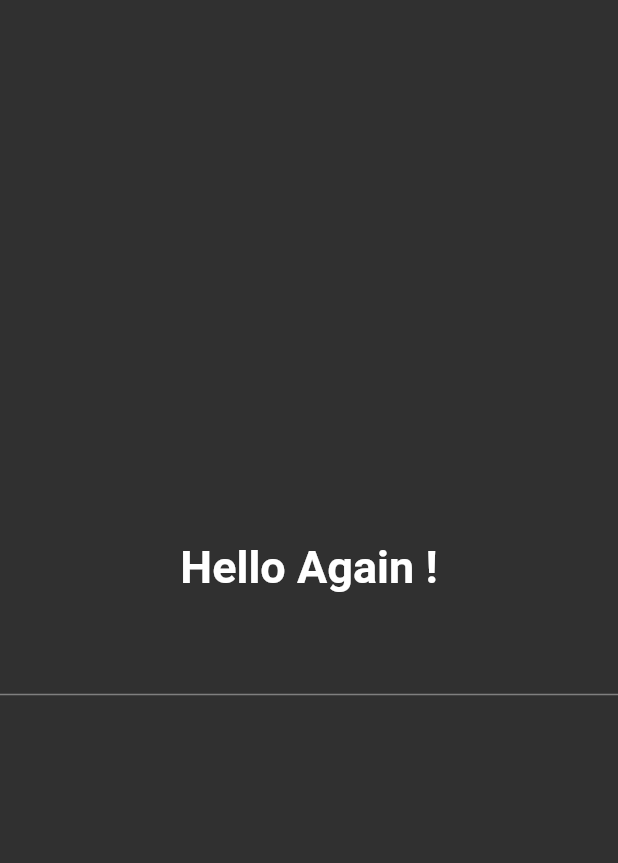
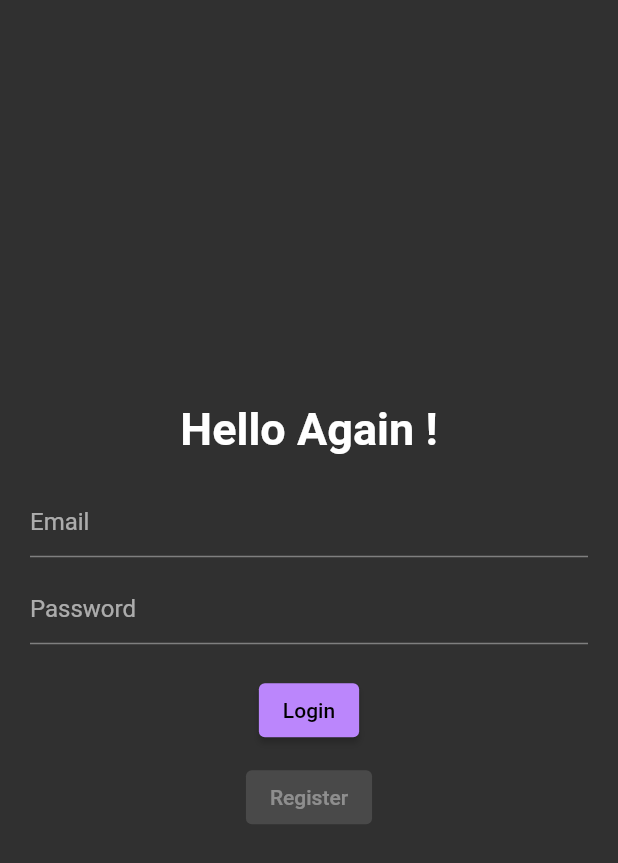
Before and after one commit to Karanosi/event-app-flutter-firebase, a Flutter app: the screen it shows after launch, on a phone screen of 412 x 824 dp. Shown: the top 863 px of the screen. Run offline on Flutter 3.47's test engine with Material 2 defaults, Android fonts, the phone set to English and light mode, and no system bars; our stand-ins replace firebase_auth, firebase_core; accounts and stored records are empty.

Commit message:
authentication
connected to firebease + login logout works

```diff
--- /dev/null
+++ b/lib/LoginPage.dart
@@ -0,0 +1,88 @@
+import 'package:firebase_auth/firebase_auth.dart';
+import 'package:flutter/material.dart';
+
+class LoginPage extends StatefulWidget {
+  const LoginPage({super.key});
+
+  @override
+  State<LoginPage> createState() => _LoginPageState();
+}
+
+class _LoginPageState extends State<LoginPage> {
+  //text controllers
+  final _emailcontroller = TextEditingController();
+  final _pwdcontroller = TextEditingController();
+
+  // login method which is asynchronous
+  Future login() async {
+    await FirebaseAuth.instance.signInWithEmailAndPassword(
+      email: _emailcontroller.text,
+      password: _pwdcontroller.text,
+    );
+  }
+
+  // this method is for memory management
+
+  @override
+  void dispose() {
+    _emailcontroller.dispose();
+    _pwdcontroller.dispose();
+    super.dispose();
+  }
+
+  @override
+  Widget build(BuildContext context) {
+    return Scaffold(
+      body: SafeArea(
+        child: Center(
+          child: Container(
+            padding: const EdgeInsets.all(20.0),
+            child: SingleChildScrollView(
+              child: Column(
+                mainAxisAlignment: MainAxisAlignment.center,
+                children: [
+                  const Text(
+                    'Hello Again !',
+                    style: TextStyle(
+                      fontWeight: FontWeight.bold,
+                      fontSize: 30,
+                    ),
+                  ),
+                  //below is space between the text and form
+                  const SizedBox(
+                    height: 20,
+                  ),
+                  TextField(
+                    controller: _emailcontroller,
+                    decoration: const InputDecoration(hintText: 'Email'),
+                  ),
+                  const SizedBox(
+                    height: 10,
+                  ),
+                  TextField(
+                    controller: _pwdcontroller,
+                    decoration: const InputDecoration(hintText: 'Password'),
+                  ),
+                  const SizedBox(
+                    height: 20,
+                  ),
+                  ElevatedButton(
+                    onPressed: login,
+                    child: const Text('Login'),
+                  ),
+                  const SizedBox(
+                    height: 10,
+                  ),
+                  ElevatedButton(
+                    onPressed: null,
+                    child: Text('Register'),
+                  )
+                ],
+              ),
+            ),
+          ),
+        ),
+      ),
+    );
+  }
+}
--- /dev/null
+++ b/lib/WigetTree.dart
@@ -0,0 +1,25 @@
+import 'package:events_app/LoginPage.dart';
+import 'package:events_app/home.dart';
+import 'package:firebase_auth/firebase_auth.dart';
+import 'package:flutter/material.dart';
+
+// this one checks if the user is autheticated or not
+class WidgetTree extends StatelessWidget {
+  const WidgetTree({super.key});
+
+  @override
+  Widget build(BuildContext context) {
+    return Scaffold(
+      body: StreamBuilder<User?>(
+        stream: FirebaseAuth.instance.authStateChanges(),
+        builder: (context, snapshot) {
+          if (snapshot.hasData) {
+            return Home(title: 'Events');
+          } else {
+            return LoginPage();
+          }
+        },
+      ),
+    );
+  }
+}
--- a/lib/authentication.dart
+++ /dev/null
@@ -1,35 +0,0 @@
-import 'package:flutter/material.dart';
-
-class Authentication extends StatefulWidget {
-  const Authentication({super.key});
-
-  @override
-  State<Authentication> createState() => _AuthenticationState();
-}
-
-class _AuthenticationState extends State<Authentication> {
-  @override
-  Widget build(BuildContext context) {
-    return Scaffold(
-      body: Column(
-        mainAxisAlignment: MainAxisAlignment.center,
-        children: const [
-          Text(
-            'Hello Again !',
-            style: TextStyle(
-              fontWeight: FontWeight.bold,
-              fontSize: 30,
-            ),
-          ),
-          //below is space between the text and form
-          SizedBox(
-            height: 20,
-          ),
-          TextField(
-            decoration: InputDecoration(),
-          )
-        ],
-      ),
-    );
-  }
-}
--- a/lib/main.dart
+++ b/lib/main.dart
@@ -1,9 +1,12 @@
-import 'package:events_app/authentication.dart';
+import 'package:events_app/WigetTree.dart';
 import 'package:flutter/material.dart';
 
-import 'home.dart';
+import 'LoginPage.dart';
+import 'package:firebase_core/firebase_core.dart';
 
-void main() {
+void main() async {
+  WidgetsFlutterBinding.ensureInitialized;
+  await Firebase.initializeApp();
   runApp(const MyApp());
 }
 
@@ -19,7 +22,7 @@ class MyApp extends StatelessWidget {
         colorScheme: const ColorScheme.dark(),
         primarySwatch: Colors.lightBlue,
       ),
-      home: Authentication(),
+      home: const WidgetTree(),
     );
   }
 }
--- a/lib/signin.dart
+++ b/lib/register.dart
@@ -2,14 +2,14 @@ import 'package:flutter/material.dart';
 import 'package:flutter/src/widgets/container.dart';
 import 'package:flutter/src/widgets/framework.dart';
 
-class SignIn extends StatefulWidget {
-  const SignIn({super.key});
+class Register extends StatefulWidget {
+  const Register({super.key});
 
   @override
-  State<SignIn> createState() => _SignInState();
+  State<Register> createState() => _RegisterState();
 }
 
-class _SignInState extends State<SignIn> {
+class _RegisterState extends State<Register> {
   @override
   Widget build(BuildContext context) {
     return Scaffold(
--- a/pubspec.yaml
+++ b/pubspec.yaml
@@ -36,6 +36,8 @@ dependencies:
   # The following adds the Cupertino Icons font to your application.
   # Use with the CupertinoIcons class for iOS style icons.
   cupertino_icons: ^1.0.2
+  firebase_core: ^2.4.1
+  firebase_auth: ^4.2.5
 
 dev_dependencies:
   flutter_test:
```
Also changed, not shown: lib/home.dart (+14 -22 lines), 5 other files.
